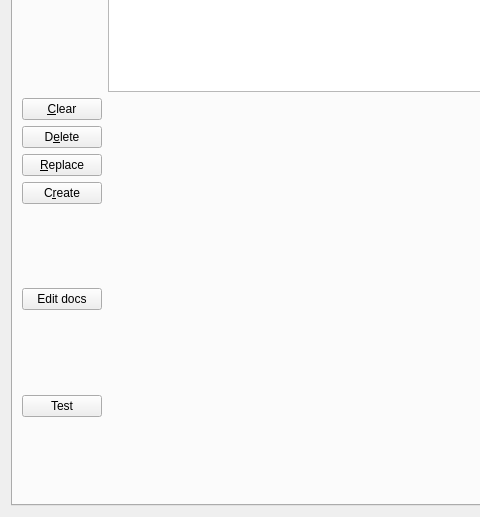
Before: the Qt Designer form src/calibre/gui2/preferences/template_functions.ui in debian-calibre/calibre, drawn with Qt 5; both pictures show x 0 to 480 and y 146 to 663 of the 882 by 663 pixel window.
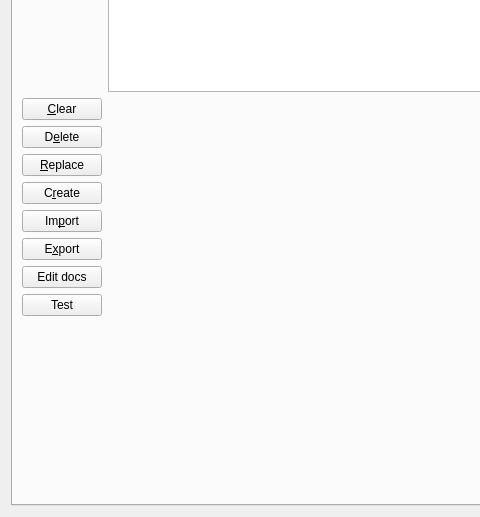
After: the same form once the commit is applied. Custom widgets are drawn as their Qt base class.

Diff of the .ui file:
```diff
--- a/src/calibre/gui2/preferences/template_functions.ui
+++ b/src/calibre/gui2/preferences/template_functions.ui
@@ -69,17 +69,29 @@
           </widget>
          </item>
          <item>
-          <spacer name="verticalSpacer_2">
-           <property name="orientation">
-            <enum>Qt::Vertical</enum>
+          <widget class="QPushButton" name="st_import_button">
+           <property name="text">
+            <string>Im&amp;port</string>
            </property>
-           <property name="sizeHint" stdset="0">
-            <size>
-             <width>20</width>
-             <height>0</height>
-            </size>
+           <property name="toolTip">
+            <string>&lt;p&gt;Import a stored template from a file created by the Export
+function. The import includes the name, the template, and the documentation.&lt;/p&gt;&lt;p&gt;
+If a stored template with the imported name already exists then you are asked if you want to replace its
+program and documentation with what is in the file.&lt;/p&gt;&lt;p&gt;
+After the import, press the Create or Replace button as appropriate to save the changes.&lt;/p&gt;</string>
            </property>
-          </spacer>
+          </widget>
+         </item>
+         <item>
+          <widget class="QPushButton" name="st_export_button">
+           <property name="text">
+            <string>E&amp;xport</string>
+           </property>
+           <property name="toolTip">
+            <string>&lt;p&gt;Export the current stored template to a file. The file contains
+the name, the template, and the documentation.&lt;/p&gt;</string>
+           </property>
+          </widget>
          </item>
          <item>
           <widget class="QPushButton" name="st_doc_edit_button">
@@ -91,19 +103,6 @@
            </property>
           </widget>
          </item>
-         <item>
-          <spacer name="verticalSpacer_22">
-           <property name="orientation">
-            <enum>Qt::Vertical</enum>
-           </property>
-           <property name="sizeHint" stdset="0">
-            <size>
-             <width>20</width>
-             <height>0</height>
-            </size>
-           </property>
-          </spacer>
-         </item>
          <item>
           <widget class="QPushButton" name="st_test_template_button">
            <property name="text">
@@ -122,7 +121,7 @@
            <property name="sizeHint" stdset="0">
             <size>
              <width>20</width>
-             <height>0</height>
+             <height>10</height>
             </size>
            </property>
           </spacer>
```
Left out of the diff: 14 changed lines with no effect on the pictures.
